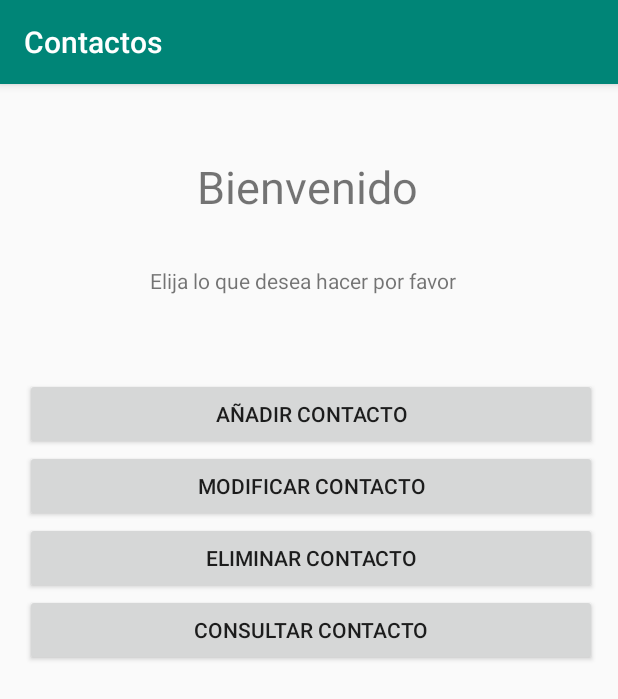
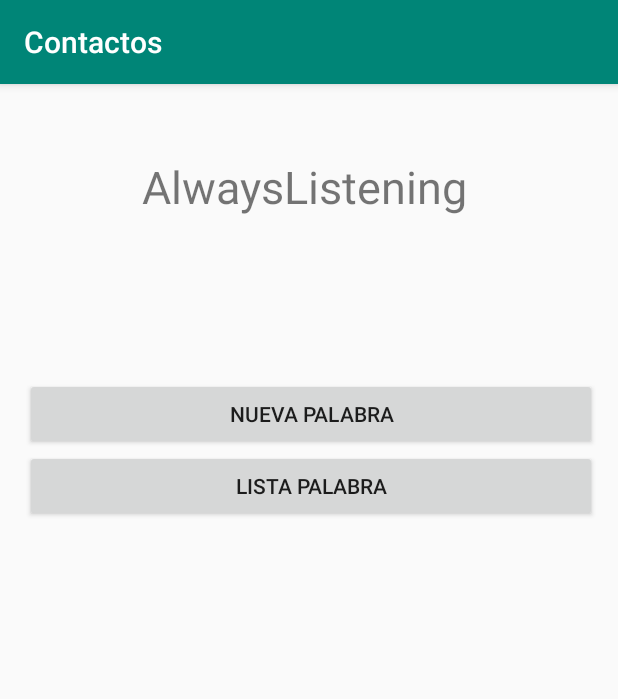
Before and after one commit to tabufellin/always-listening, an Android app: the screen it shows after launch (MainActivity), on a phone screen of 412 x 824 dp. Shown: the top 699 px of the screen. Run offline under Robolectric (Android 15) with nearby library versions, the phone set to English and light mode, and no system bars.

Commit message:
-Interfaz grafica (VISTA) inserción de nuevas palabras -Funciones de la clase NuevaPalabra (Controlador) asignadas correctamente -Mensajes de error y exito para inserción

```diff
--- a/app/src/main/AndroidManifest.xml
+++ b/app/src/main/AndroidManifest.xml
@@ -9,7 +9,8 @@
         android:roundIcon="@mipmap/ic_launcher_round"
         android:supportsRtl="true"
         android:theme="@style/AppTheme">
-        <activity android:name=".PantallaPrincipal"></activity>
+        <activity android:name=".NuevaPalabra"></activity>
+        <activity android:name=".PantallaPrincipal" />
         <activity android:name=".Anadir" />
         <activity android:name=".MainActivity">
             <intent-filter>
--- a/app/src/main/java/com/example/contactos/ConexionSQLiteHelper.java
+++ b/app/src/main/java/com/example/contactos/ConexionSQLiteHelper.java
@@ -23,6 +23,6 @@ public class ConexionSQLiteHelper extends SQLiteOpenHelper {
 
     @Override
     public void onUpgrade(SQLiteDatabase db, int versionAntigua, int versionNueva) {
-        db.execSQL("DROP TABLE IF EXISTS Palabra");
+        db.execSQL("DROP TABLE IF EXISTS Palabra");//5
     }
 }
--- a/app/src/main/res/layout/activity_main.xml
+++ b/app/src/main/res/layout/activity_main.xml
@@ -23,48 +23,28 @@
             android:id="@+id/Añadir"
             android:layout_width="match_parent"
             android:layout_height="wrap_content"
-            android:onClick="Anadir"
-            android:text="@string/a_adir_contacto" />
+            android:onClick="AbrirPantallaNuevaPalabra"
+            android:text="Nueva Palabra" />
 
         <Button
             android:id="@+id/Modificar"
             android:layout_width="match_parent"
             android:layout_height="wrap_content"
-            android:text="@string/modificar_contacto" />
+            android:onClick="PantallaNoDisponible"
+            android:text="Lista Palabra" />
 
-        <Button
-            android:id="@+id/Elminar"
-            android:layout_width="match_parent"
-            android:layout_height="wrap_content"
-            android:text="@string/eliminar_contacto" />
-
-        <Button
-            android:id="@+id/Consultar"
-            android:layout_width="match_parent"
-            android:layout_height="wrap_content"
-            android:text="@string/consultar_contacto" />
     </LinearLayout>
 
     <TextView
         android:id="@+id/Saludo"
-        android:layout_width="186dp"
-        android:layout_height="51dp"
-        android:layout_marginStart="112dp"
+        android:layout_width="254dp"
+        android:layout_height="43dp"
+        android:layout_marginStart="76dp"
         android:layout_marginTop="48dp"
-        android:text="@string/bienvenido"
+        android:text="AlwaysListening"
         android:textAlignment="center"
         android:textSize="30sp"
         app:layout_constraintStart_toStartOf="parent"
         app:layout_constraintTop_toTopOf="parent" />
 
-    <TextView
-        android:id="@+id/Intruccion"
-        android:layout_width="wrap_content"
-        android:layout_height="wrap_content"
-        android:layout_marginStart="100dp"
-        android:layout_marginTop="22dp"
-        android:text="@string/elija_lo_que_desea_hacer_por_favor"
-        app:layout_constraintStart_toStartOf="parent"
-        app:layout_constraintTop_toBottomOf="@+id/Saludo" />
-
 </androidx.constraintlayout.widget.ConstraintLayout>
```
Also changed, not shown: app/src/main/java/com/example/contactos/MainActivity.java (+7 -7 lines), app/src/main/java/com/example/contactos/NuevaPalabra.java (added, +50 -0 lines), app/src/main/java/com/example/contactos/PantallaPrincipal.java (+3 -17 lines), app/src/main/res/layout/activity_nueva_palabra.xml (added, +53 -0 lines).
